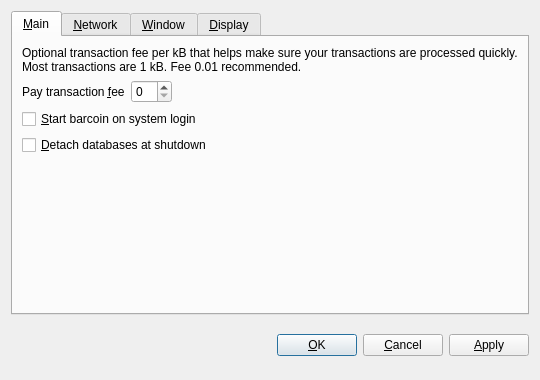
Before: the Qt Designer form src/qt/forms/optionsdialog.ui in lightcoin/lightcoin, drawn with Qt 5.
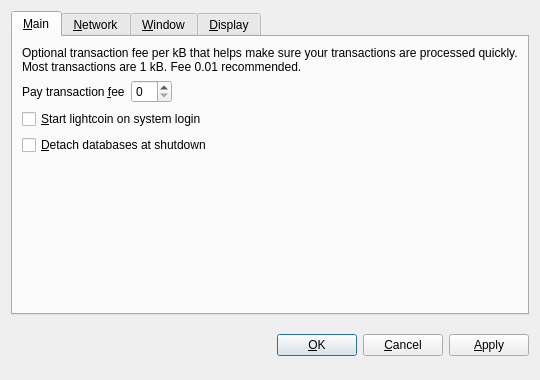
After: the same form once the commit is applied. The open tabs and pages were chosen to show the change. Custom widgets are drawn as their Qt base class.

```diff
--- a/src/qt/forms/optionsdialog.ui
+++ b/src/qt/forms/optionsdialog.ui
@@ -82,7 +82,7 @@
           <string>Automatically start barcoin after logging in to the system.</string>
          </property>
          <property name="text">
-          <string>&amp;Start barcoin on system login</string>
+          <string>&amp;Start lightcoin on system login</string>
          </property>
         </widget>
        </item>
```
Left out of the diff: 10 changed lines with no effect on the pictures.
